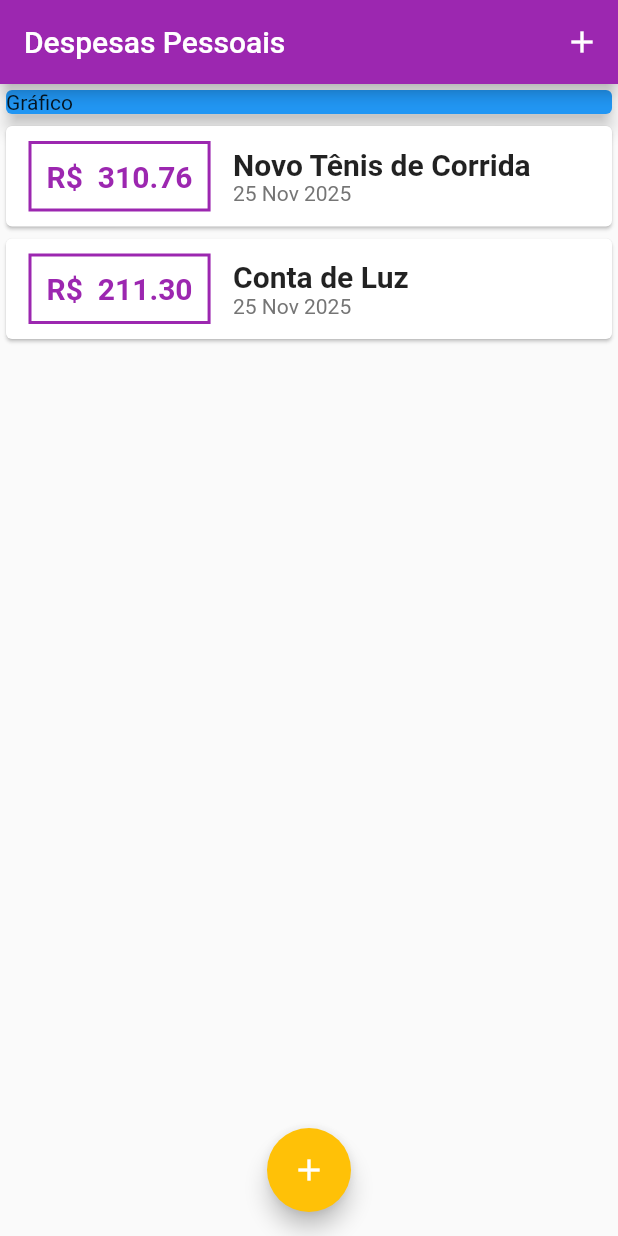
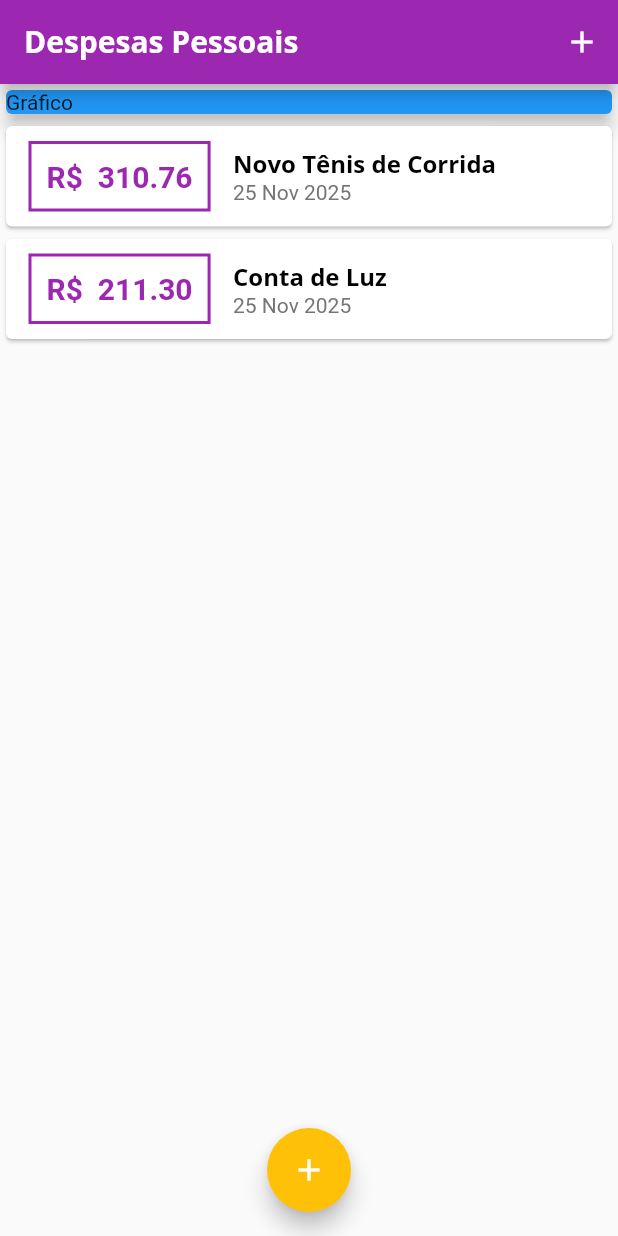
Before and after one commit to G-m4rtins/Personal_expenses, a Flutter app: the screen it shows after launch, on a phone screen of 412 x 824 dp. Run offline on Flutter 3.47's test engine with Material 2 defaults, Android fonts, the phone set to English and light mode, and no system bars.

Commit message:
refactor theme and font configuration for improved UI consistency

```diff
--- a/lib/components/transaction_list.dart
+++ b/lib/components/transaction_list.dart
@@ -45,10 +45,11 @@ TransactionList({
                     children: <Widget> [
                       Text(
                           tr.title,
-                          style: TextStyle(
-                            fontSize: 20,
-                            fontWeight: FontWeight.bold,
-                          )
+                          style: Theme.of(context).textTheme.headline6 ,
+                          // style: TextStyle(
+                          //   fontSize: 20,
+                          //   fontWeight: FontWeight.bold,
+                          // )
                       ),
                       Text(
                           DateFormat('d MMM y').format(tr.date),
--- a/lib/main.dart
+++ b/lib/main.dart
@@ -1,29 +1,39 @@
 import 'package:expenses/components/transaction_form.dart';
 import 'package:flutter/material.dart';
 import 'dart:math';
+import 'components/transaction_form.dart';
 import 'components/transaction_list.dart';
 import 'models/transaction.dart';
 
 main() => runApp(ExpensesApp());
 
 class ExpensesApp extends StatelessWidget {
-  ExpensesApp({super.key});
+  ExpensesApp({Key? key}) : super(key: key);
   final ThemeData tema = ThemeData();
 
   @override
   Widget build(BuildContext context) {
     return MaterialApp(
       home: const MyHomePage(),
-      theme: ThemeData(
-        useMaterial3: false,
-        appBarTheme: AppBarTheme(
-          backgroundColor: Colors.purple,
-          foregroundColor: Colors.white,
-        ),
-        colorScheme: ColorScheme.fromSeed(
-          seedColor: Colors.amber,
+      theme: tema.copyWith(
+        colorScheme: tema.colorScheme.copyWith(
           primary: Colors.purple,
           secondary: Colors.amber,
+        ),
+        textTheme: tema.textTheme.copyWith(
+          headline6: const TextStyle(
+            fontFamily: 'OpenSans',
+            fontSize: 16,
+            fontWeight: FontWeight.bold,
+            color: Colors.black,
+          ),
+        ),
+        appBarTheme: const AppBarTheme(
+          titleTextStyle: TextStyle(
+            fontFamily: 'OpenSans',
+            fontSize: 20,
+            fontWeight: FontWeight.bold,
+          ),
         ),
       ),
     );
@@ -31,7 +41,7 @@ class ExpensesApp extends StatelessWidget {
 }
 
 class MyHomePage extends StatefulWidget {
-  const MyHomePage({super.key});
+  const MyHomePage({Key? key}) : super(key: key);
 
   @override
   State<MyHomePage> createState() => _MyHomePageState();
@@ -96,11 +106,11 @@ class _MyHomePageState extends State<MyHomePage> {
             const SizedBox(
               child: Card(
                 color: Colors.blue,
+                child: Text('Gráfico'),
                 elevation: 5,
-                child: Text('Gráfico'),
               ),
             ),
-            TransactionList(transactions: _transactions,),
+            TransactionList(transactions:_transactions),
           ],
         ),
       ),
```
Also changed, not shown: pubspec.yaml (+17 -11 lines), assets/fonts/OpenSans-Bold.ttf (added), assets/fonts/OpenSans-Regular.ttf (added), assets/fonts/Quicksand-Bold.ttf (added), assets/fonts/Quicksand-Light.ttf (added), assets/fonts/Quicksand-Medium.ttf (added), assets/fonts/Quicksand-Regular.ttf (added).
